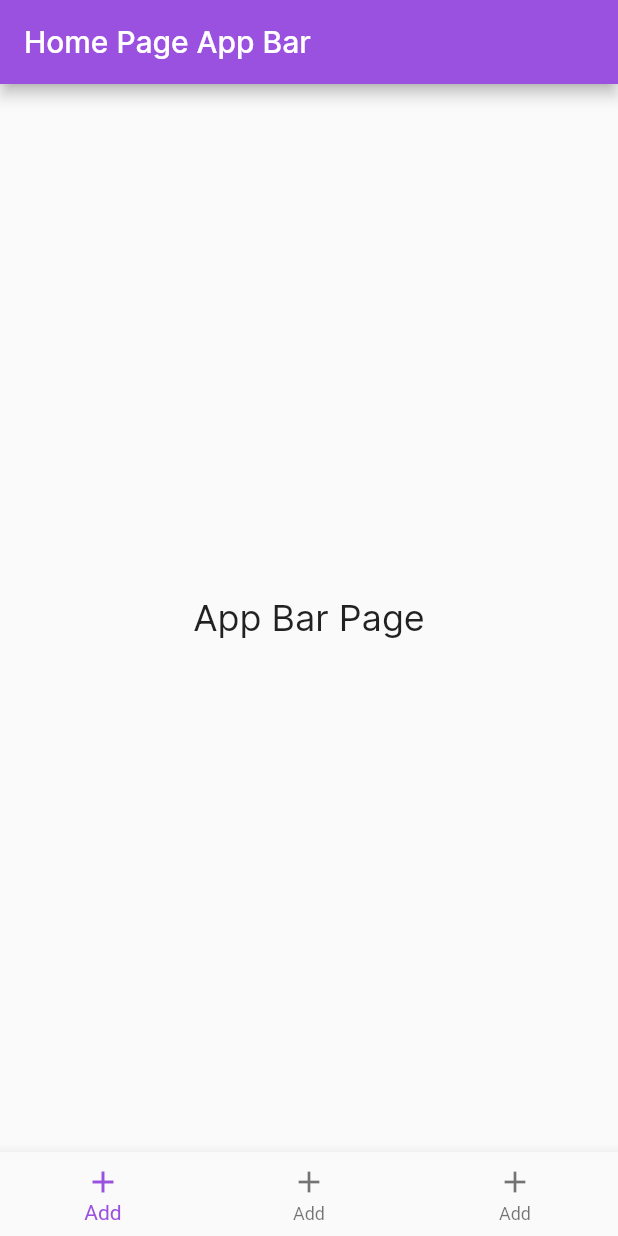
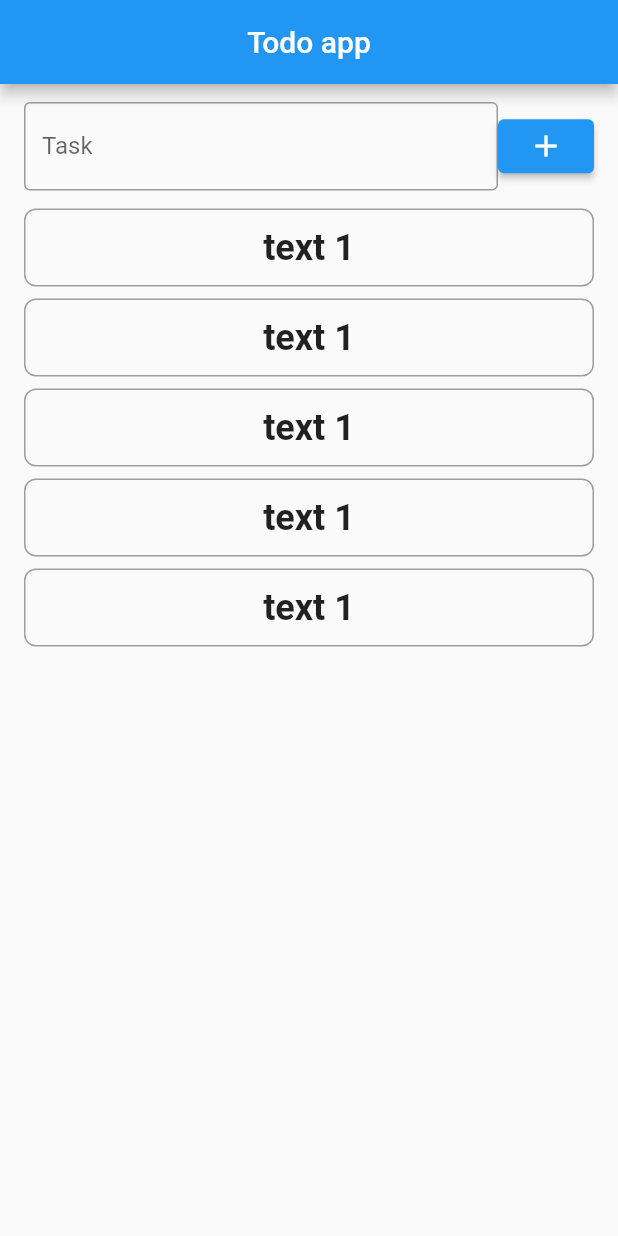
Before and after one commit to quannh287/flutter-expenses, a Flutter app: the screen it shows after launch, on a phone screen of 412 x 824 dp. Run offline on Flutter 3.47's test engine with Material 2 defaults, Android fonts, the phone set to English and light mode, and no system bars.

Commit message:
TOdo list

```diff
--- a/lib/main.dart
+++ b/lib/main.dart
@@ -1,4 +1,4 @@
-import 'package:expenses/pages/home_page.dart';
+import 'package:expenses/pages/todo_page.dart';
 import 'package:expenses/themes/app_colors.dart';
 import 'package:flutter/material.dart';
 
@@ -18,7 +18,7 @@ class MyApp extends StatelessWidget {
       theme: ThemeData(
         primaryColor: AppColors.purple,
       ),
-      home: const HomePage(),
+      home: const TodoPage(),
     );
   }
 }
--- /dev/null
+++ b/lib/pages/todo_page.dart
@@ -0,0 +1,110 @@
+import 'package:flutter/material.dart';
+
+class TodoPage extends StatelessWidget {
+  const TodoPage({Key? key}) : super(key: key);
+
+  @override
+  Widget build(BuildContext context) {
+    return Scaffold(
+      appBar: AppBar(
+        title: const Text('Todo app'),
+        centerTitle: true,
+      ),
+      body: Column(
+        children: [
+          const TodoHeader(),
+          Expanded(
+            child: ListView(
+              padding: const EdgeInsets.symmetric(horizontal: 16),
+              children: const [
+                TodoItem(),
+                TodoItem(),
+                TodoItem(),
+                TodoItem(),
+                TodoItem(),
+              ],
+            ),
+          ),
+        ],
+      ),
+    );
+  }
+}
+
+class TodoItem extends StatelessWidget {
+  const TodoItem({
+    Key? key,
+  }) : super(key: key);
+
+  @override
+  Widget build(BuildContext context) {
+    return SizedBox(
+      height: 60,
+      width: double.infinity,
+      child: Container(
+        alignment: Alignment.center,
+        margin: const EdgeInsets.only(bottom: 8),
+        decoration: BoxDecoration(
+          border: Border.all(color: Colors.grey),
+          borderRadius: BorderRadius.circular(8),
+        ),
+        child: const Text(
+          'text 1',
+          style: TextStyle(
+            fontSize: 24,
+            fontWeight: FontWeight.w600,
+          ),
+        ),
+      ),
+    );
+  }
+}
+
+class TodoHeader extends StatefulWidget {
+  const TodoHeader({
+    Key? key,
+  }) : super(key: key);
+
+  @override
+  State<TodoHeader> createState() => _TodoHeaderState();
+}
+
+class _TodoHeaderState extends State<TodoHeader> {
+  late TextEditingController _controller;
+
+  @override
+  void initState() {
+    super.initState();
+    _controller = TextEditingController();
+  }
+
+  @override
+  void dispose() {
+    _controller.dispose();
+    super.dispose();
+  }
+
+  @override
+  Widget build(BuildContext context) {
+    return Container(
+      padding: const EdgeInsets.symmetric(horizontal: 16, vertical: 12),
+      child: Row(
+        children: [
+          const Expanded(
+            child: TextField(
+              decoration: InputDecoration(
+                labelText: 'Task',
+                border: OutlineInputBorder(),
+                hintText: "Enter the new task",
+              ),
+            ),
+          ),
+          ElevatedButton(
+            onPressed: () {},
+            child: const Icon(Icons.add),
+          ),
+        ],
+      ),
+    );
+  }
+}
```
